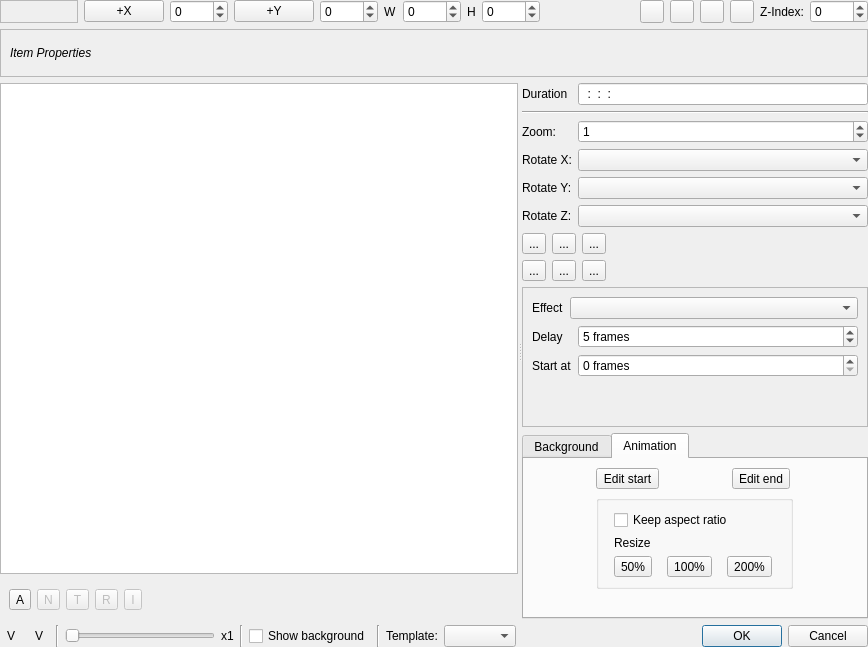
The window that src/widgets/titlewidget_ui.ui (KDE/kdenlive) describes before a commit, drawn with Qt 5.
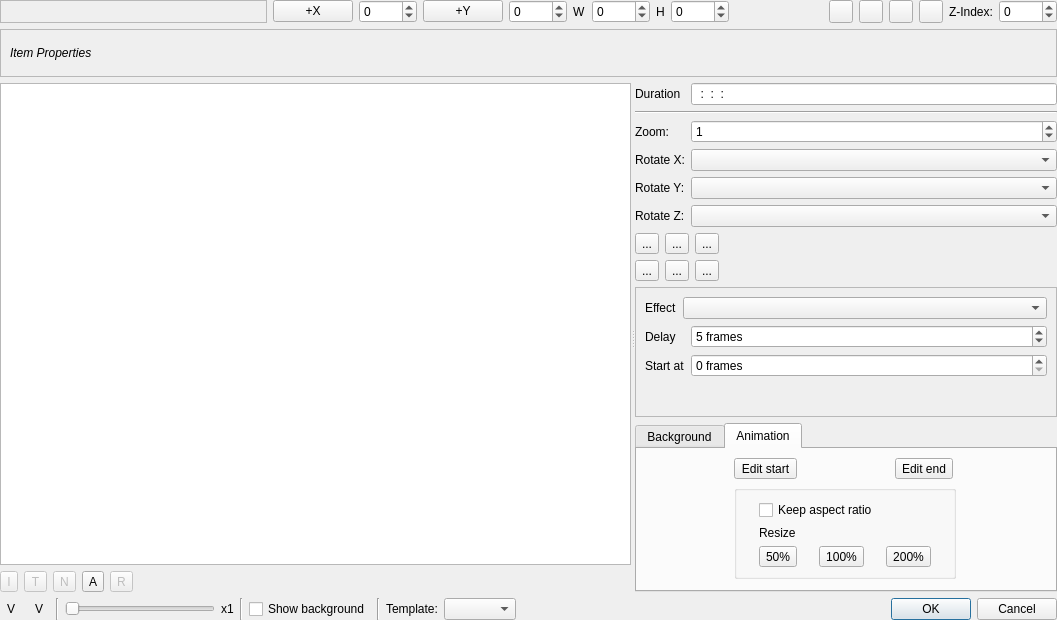
The same window after the commit. Custom widgets are drawn as their Qt base class.

Commit message: Make title widget slightly smaller

Patch:
```diff
--- a/src/widgets/titlewidget_ui.ui
+++ b/src/widgets/titlewidget_ui.ui
@@ -6,16 +6,10 @@
    <rect>
     <x>0</x>
     <y>0</y>
-    <width>640</width>
-    <height>480</height>
+    <width>1057</width>
+    <height>589</height>
    </rect>
   </property>
-  <property name="sizePolicy">
-   <sizepolicy hsizetype="Expanding" vsizetype="Expanding">
-    <horstretch>0</horstretch>
-    <verstretch>0</verstretch>
-   </sizepolicy>
-  </property>
   <property name="windowTitle">
    <string>Title Clip</string>
   </property>
@@ -548,104 +542,80 @@
    </item>
    <item row="2" column="0" colspan="2">
     <widget class="QSplitter" name="splitter">
-     <property name="sizePolicy">
-      <sizepolicy hsizetype="Expanding" vsizetype="MinimumExpanding">
-       <horstretch>0</horstretch>
-       <verstretch>0</verstretch>
-      </sizepolicy>
-     </property>
      <property name="orientation">
       <enum>Qt::Horizontal</enum>
      </property>
      <widget class="QWidget" name="verticalLayoutWidget">
-      <layout class="QVBoxLayout" name="verticalLayout">
-       <item>
-        <widget class="QGraphicsView" name="graphicsView">
-         <property name="sizePolicy">
-          <sizepolicy hsizetype="Expanding" vsizetype="Preferred">
-           <horstretch>0</horstretch>
-           <verstretch>0</verstretch>
-          </sizepolicy>
+      <layout class="QGridLayout" name="gridLayout_16">
+       <property name="horizontalSpacing">
+        <number>-1</number>
+       </property>
+       <item row="2" column="0">
+        <widget class="QToolButton" name="buttonSelectImages">
+         <property name="enabled">
+          <bool>false</bool>
          </property>
+         <property name="text">
+          <string>I</string>
+         </property>
         </widget>
        </item>
-       <item>
-        <widget class="QStackedWidget" name="bottomToolbarStack">
-         <property name="sizePolicy">
-          <sizepolicy hsizetype="Preferred" vsizetype="Maximum">
-           <horstretch>0</horstretch>
-           <verstretch>0</verstretch>
-          </sizepolicy>
+       <item row="2" column="1">
+        <widget class="QToolButton" name="buttonSelectText">
+         <property name="enabled">
+          <bool>false</bool>
          </property>
-         <widget class="QWidget" name="page_5">
-          <layout class="QGridLayout" name="bottomToolbarGridLayout">
-           <item row="0" column="0">
-            <widget class="QToolButton" name="buttonSelectAll">
-             <property name="whatsThis">
-              <string>Selects all items on the canvas.</string>
-             </property>
-             <property name="text">
-              <string>A</string>
-             </property>
-            </widget>
-           </item>
-           <item row="0" column="5">
-            <spacer name="spacerBottomStack">
-             <property name="orientation">
-              <enum>Qt::Horizontal</enum>
-             </property>
-             <property name="sizeHint" stdset="0">
-              <size>
-               <width>40</width>
-               <height>20</height>
-              </size>
-             </property>
-            </spacer>
-           </item>
-           <item row="0" column="2">
-            <widget class="QToolButton" name="buttonSelectText">
-             <property name="enabled">
-              <bool>false</bool>
-             </property>
-             <property name="text">
-              <string>T</string>
-             </property>
-            </widget>
-           </item>
-           <item row="0" column="4">
-            <widget class="QToolButton" name="buttonSelectImages">
-             <property name="enabled">
-              <bool>false</bool>
-             </property>
-             <property name="text">
-              <string>I</string>
-             </property>
-            </widget>
-           </item>
-           <item row="0" column="3">
-            <widget class="QToolButton" name="buttonSelectRects">
-             <property name="enabled">
-              <bool>false</bool>
-             </property>
-             <property name="text">
-              <string>R</string>
-             </property>
-            </widget>
-           </item>
-           <item row="0" column="1">
-            <widget class="QToolButton" name="buttonUnselectAll">
-             <property name="enabled">
-              <bool>false</bool>
-             </property>
-             <property name="text">
-              <string>N</string>
-             </property>
-            </widget>
-           </item>
-          </layout>
-         </widget>
+         <property name="text">
+          <string>T</string>
+         </property>
         </widget>
        </item>
+       <item row="2" column="2">
+        <widget class="QToolButton" name="buttonUnselectAll">
+         <property name="enabled">
+          <bool>false</bool>
+         </property>
+         <property name="text">
+          <string>N</string>
+         </property>
+        </widget>
+       </item>
+       <item row="2" column="5">
+        <spacer name="spacerBottomStack">
+         <property name="orientation">
+          <enum>Qt::Horizontal</enum>
+         </property>
+         <property name="sizeHint" stdset="0">
+          <size>
+           <width>40</width>
+           <height>20</height>
+          </size>
+         </property>
+        </spacer>
+       </item>
+       <item row="2" column="3">
+        <widget class="QToolButton" name="buttonSelectAll">
+         <property name="whatsThis">
+          <string>Selects all items on the canvas.</string>
+         </property>
+         <property name="text">
+          <string>A</string>
+         </property>
+        </widget>
+       </item>
+       <item row="2" column="4">
+        <widget class="QToolButton" name="buttonSelectRects">
+         <property name="enabled">
+          <bool>false</bool>
+         </property>
+         <property name="text">
+          <string>R</string>
+         </property>
+        </widget>
+       </item>
+       <item row="0" column="0" colspan="6">
+        <widget class="QGraphicsView" name="graphicsView"/>
+       </item>
       </layout>
      </widget>
      <widget class="QWidget" name="layoutWidget">
@@ -952,7 +922,7 @@
        <item row="8" column="0" colspan="2">
         <widget class="QTabWidget" name="tabWidget">
          <property name="sizePolicy">
-          <sizepolicy hsizetype="Preferred" vsizetype="Expanding">
+          <sizepolicy hsizetype="Preferred" vsizetype="Preferred">
            <horstretch>0</horstretch>
            <verstretch>0</verstretch>
           </sizepolicy>
```
Left out of the diff: 252 changed lines with no effect on the pictures. The commit also changes 1 other file.
